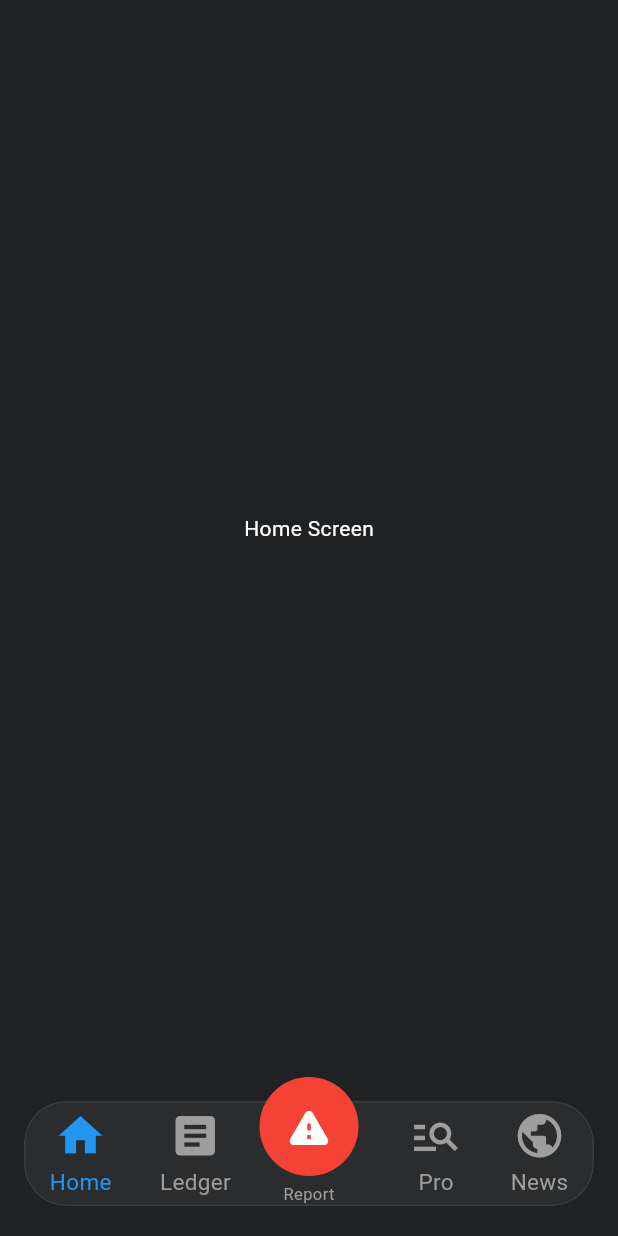
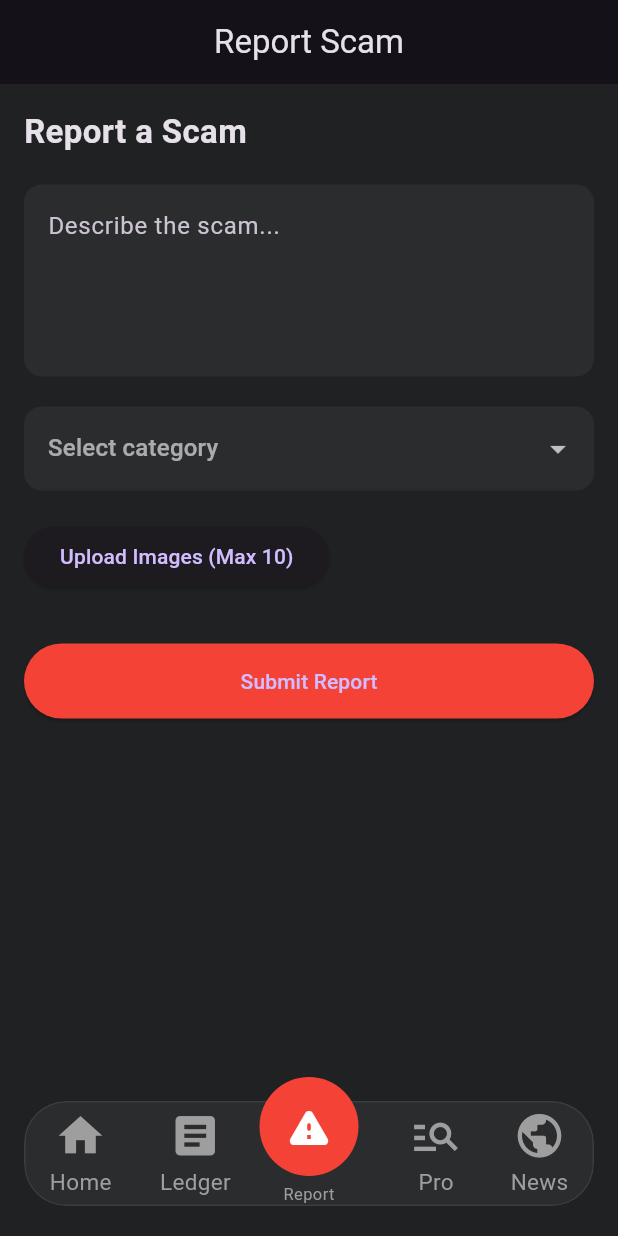
Before and after one commit to Surendra-1412/risklens, a Flutter app: the screen it shows after launch, after a tap on the "warning" icon, on a phone screen of 412 x 824 dp. Run offline on Flutter 3.47's test engine with Material 3 defaults, Android fonts, the phone set to English and light mode, and no system bars; our stand-ins replace image_picker.

Commit message:
Added report screen and UI changes

```diff
--- /dev/null
+++ b/lib/Report_Screen.dart
@@ -0,0 +1,194 @@
+import 'package:flutter/material.dart';
+import 'package:image_picker/image_picker.dart';
+import 'dart:io';
+
+class ReportScreen extends StatefulWidget {
+  const ReportScreen({super.key});
+
+  @override
+  State<ReportScreen> createState() => _ReportScreenState();
+}
+
+class _ReportScreenState extends State<ReportScreen> {
+  final TextEditingController _controller = TextEditingController();
+  String? selectedCategory;
+
+  final ImagePicker _picker = ImagePicker();
+  List<File> selectedImages = [];
+
+  @override
+  void dispose() {
+    _controller.dispose();
+    super.dispose();
+  }
+
+  Future<void> pickImages() async {
+    final List<XFile> images = await _picker.pickMultiImage();
+
+    if (!mounted) return;
+
+    if (images.length + selectedImages.length > 10) {
+      ScaffoldMessenger.of(
+        context,
+      ).showSnackBar(const SnackBar(content: Text("Max 10 images allowed")));
+      return;
+    }
+
+    setState(() {
+      selectedImages.addAll(images.map((e) => File(e.path)));
+    });
+  }
+
+  void removeImage(int index) {
+    setState(() {
+      selectedImages.removeAt(index);
+    });
+  }
+
+  void submitReport() {
+    if (_controller.text.trim().isEmpty ||
+        selectedCategory == null ||
+        selectedImages.isEmpty) {
+      ScaffoldMessenger.of(context).showSnackBar(
+        const SnackBar(content: Text("Fill all fields & add images")),
+      );
+      return;
+    }
+
+    ScaffoldMessenger.of(
+      context,
+    ).showSnackBar(const SnackBar(content: Text("Scam Report Submitted")));
+
+    _controller.clear();
+    setState(() {
+      selectedCategory = null;
+      selectedImages.clear();
+    });
+  }
+
+  @override
+  Widget build(BuildContext context) {
+    return Scaffold(
+      appBar: AppBar(title: const Text("Report Scam"), centerTitle: true),
+      body: SingleChildScrollView(
+        padding: const EdgeInsets.all(16),
+        child: Column(
+          crossAxisAlignment: CrossAxisAlignment.start,
+          children: [
+            const Text(
+              "Report a Scam",
+              style: TextStyle(fontSize: 22, fontWeight: FontWeight.bold),
+            ),
+            const SizedBox(height: 20),
+
+            TextField(
+              controller: _controller,
+              maxLines: 4,
+              decoration: InputDecoration(
+                hintText: "Describe the scam...",
+                filled: true,
+                fillColor: Colors.white.withValues(alpha: 0.05),
+                border: OutlineInputBorder(
+                  borderRadius: BorderRadius.circular(12),
+                  borderSide: BorderSide.none,
+                ),
+              ),
+            ),
+
+            const SizedBox(height: 20),
+
+            DropdownButtonFormField<String>(
+              value: selectedCategory,
+              hint: const Text("Select category"),
+              items: const [
+                DropdownMenuItem(value: "Fraud", child: Text("Fraud")),
+                DropdownMenuItem(value: "Phishing", child: Text("Phishing")),
+                DropdownMenuItem(value: "Other", child: Text("Other")),
+              ],
+              onChanged: (value) {
+                setState(() {
+                  selectedCategory = value;
+                });
+              },
+              decoration: InputDecoration(
+                filled: true,
+                fillColor: Colors.white.withValues(alpha: 0.05),
+                border: OutlineInputBorder(
+                  borderRadius: BorderRadius.circular(12),
+                  borderSide: BorderSide.none,
+                ),
+              ),
+            ),
+
+            const SizedBox(height: 20),
+
+            ElevatedButton(
+              onPressed: pickImages,
+              child: const Text("Upload Images (Max 10)"),
+            ),
+
+            const SizedBox(height: 10),
+
+            if (selectedImages.isNotEmpty)
+              SizedBox(
+                height: 90,
+                child: ListView.builder(
+                  scrollDirection: Axis.horizontal,
+                  itemCount: selectedImages.length,
+                  itemBuilder: (context, index) {
+                    return Padding(
+                      padding: const EdgeInsets.only(right: 8),
+                      child: Stack(
+                        children: [
+                          ClipRRect(
+                            borderRadius: BorderRadius.circular(8),
+                            child: Image.file(
+                              selectedImages[index],
+                              width: 80,
+                              height: 80,
+                              fit: BoxFit.cover,
+                            ),
+                          ),
+                          Positioned(
+                            top: 0,
+                            right: 0,
+                            child: GestureDetector(
+                              onTap: () => removeImage(index),
+                              child: Container(
+                                decoration: const BoxDecoration(
+                                  color: Colors.red,
+                                  shape: BoxShape.circle,
+                                ),
+                                padding: const EdgeInsets.all(2),
+                                child: const Icon(
+                                  Icons.close,
+                                  size: 14,
+                                  color: Colors.white,
+                                ),
+                              ),
+                            ),
+                          ),
+                        ],
+                      ),
+                    );
+                  },
+                ),
+              ),
+
+            const SizedBox(height: 24),
+
+            SizedBox(
+              width: double.infinity,
+              height: 50,
+              child: ElevatedButton(
+                onPressed: submitReport,
+                style: ElevatedButton.styleFrom(backgroundColor: Colors.red),
+                child: const Text("Submit Report"),
+              ),
+            ),
+          ],
+        ),
+      ),
+    );
+  }
+}
--- a/lib/main.dart
+++ b/lib/main.dart
@@ -1,5 +1,6 @@
 import 'package:flutter/material.dart';
 import 'dart:ui';
+import 'Report_Screen.dart';
 
 void main() {
   runApp(const MyApp());
@@ -38,11 +39,7 @@ class _ScanScreenState extends State<ScanScreen> {
       child: Column(
         mainAxisSize: MainAxisSize.min,
         children: [
-          Icon(
-            icon,
-            size: 35,
-            color: isActive ? Colors.blue : Colors.grey,
-          ),
+          Icon(icon, size: 35, color: isActive ? Colors.blue : Colors.grey),
           const SizedBox(height: 3),
           Text(
             label,
@@ -59,12 +56,11 @@ class _ScanScreenState extends State<ScanScreen> {
   @override
   Widget build(BuildContext context) {
     return Scaffold(
-      body: const Center(
-        child: Text(
-          "Home Screen",
-          style: TextStyle(color: Colors.white),
-        ),
-      ),
+      body: selectedIndex == 2
+          ? const ReportScreen()
+          : const Center(
+              child: Text("Home Screen", style: TextStyle(color: Colors.white)),
+            ),
 
       bottomNavigationBar: Padding(
         padding: const EdgeInsets.only(bottom: 20, left: 16, right: 16),
@@ -116,7 +112,7 @@ class _ScanScreenState extends State<ScanScreen> {
                   children: [
                     GestureDetector(
                       onTap: () {
-                        print("Report clicked");
+                        setState(() => selectedIndex = 2);
                       },
                       child: Container(
                         height: 66,
@@ -135,10 +131,7 @@ class _ScanScreenState extends State<ScanScreen> {
                     const SizedBox(height: 4),
                     const Text(
                       "Report",
-                      style: TextStyle(
-                        color: Colors.grey,
-                        fontSize: 11,
-                      ),
+                      style: TextStyle(color: Colors.grey, fontSize: 11),
                     ),
                   ],
                 ),
--- a/pubspec.yaml
+++ b/pubspec.yaml
@@ -30,6 +30,9 @@ environment:
 dependencies:
   flutter:
     sdk: flutter
+
+  image_picker: ^1.0.7
+
 
   # The following adds the Cupertino Icons font to your application.
   # Use with the CupertinoIcons class for iOS style icons.
```
Also changed, not shown: pubspec.lock, 5 other files.
